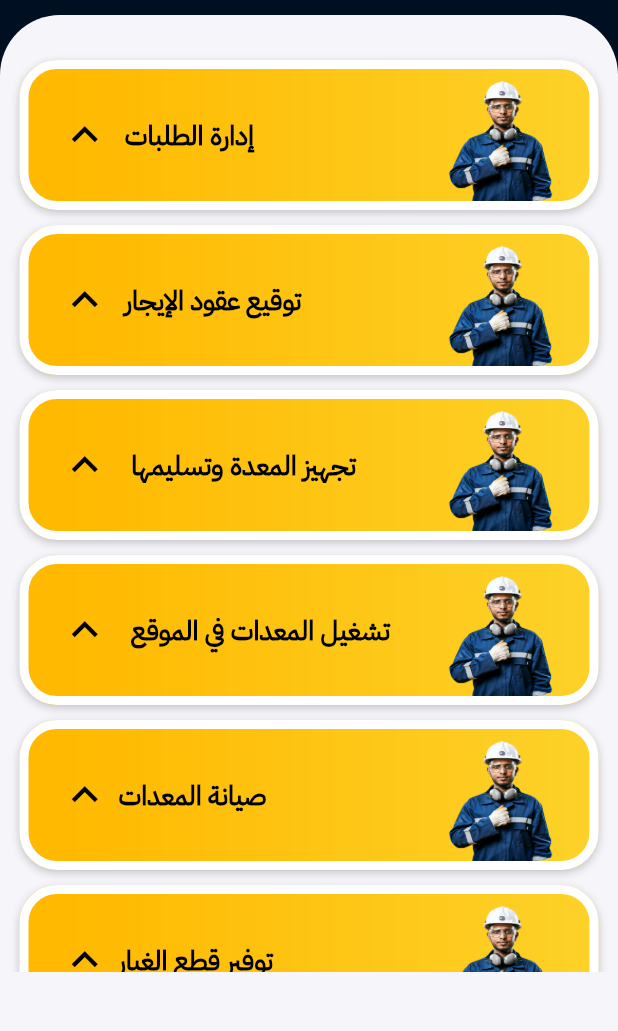
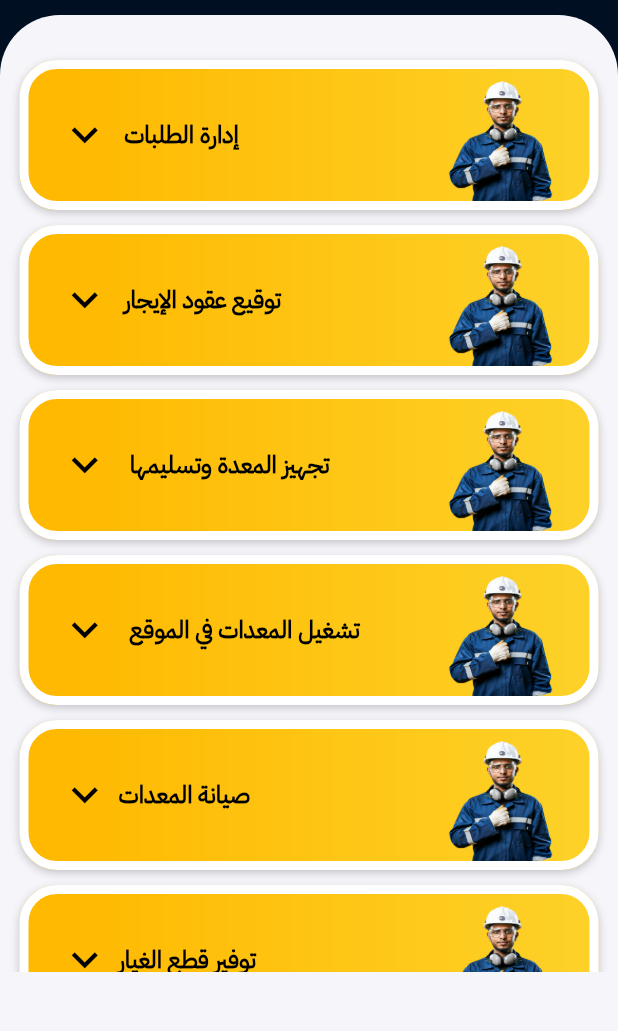
Before and after one commit to mohamed-sd/AlaaeldinMohamede_Enjaz-main, a Flutter app: the HomeGuide screen opened directly, on a phone screen of 412 x 824 dp, the part 144-1175 px from its top. Run offline on Flutter 3.47's test engine with Material 3 defaults, Android fonts, the phone set to English and light mode, and no system bars; our stand-ins replace audioplayers, awesome_notifications, bloc, cached_network_image, connectivity_plus, country_picker and 36 more; missing offline and left inert: android_intent_plus, any_link_preview, device_region, encrypt, flutter_pdfview, flutter_stripe and 6 more; accounts and stored records are empty; network calls fail.

Commit message:
Change arrow Direction and Font Size2

```diff
--- a/lib/ui/screens/navigations/home_guide.dart
+++ b/lib/ui/screens/navigations/home_guide.dart
@@ -1377,7 +1377,7 @@ class HomeScreenState extends State<HomeGuide>
               mainAxisAlignment: MainAxisAlignment.center,
               children: [
                 Icon(
-                  section ? Icons.keyboard_arrow_down : Icons.keyboard_arrow_up,
+                  section ? Icons.keyboard_arrow_up : Icons.keyboard_arrow_down,
                   color: Colors.black,
                   weight: 8,
                   size: 35,
@@ -1394,7 +1394,7 @@ class HomeScreenState extends State<HomeGuide>
               children: [
                 CustomText(
                   title ?? "",
-                  fontSize: 18,
+                  fontSize: 16,
                   textAlign: TextAlign.right,
                   fontWeight: FontWeight.bold,
                 ),
--- a/lib/ui/screens/navigations/home_news.dart
+++ b/lib/ui/screens/navigations/home_news.dart
@@ -914,7 +914,7 @@ class HomeScreenState extends State<HomeNews>
               mainAxisAlignment: MainAxisAlignment.center,
               children: [
                 Icon(
-                  section ? Icons.keyboard_arrow_down : Icons.keyboard_arrow_up,
+                  section ? Icons.keyboard_arrow_up : Icons.keyboard_arrow_down,
                   color: Colors.black,
                   weight: 8,
                   size: 35,
@@ -931,7 +931,7 @@ class HomeScreenState extends State<HomeNews>
               children: [
                 CustomText(
                   title ?? "",
-                  fontSize: 18,
+                  fontSize: 16,
                   textAlign: TextAlign.right,
                   fontWeight: FontWeight.bold,
                 ),
```
